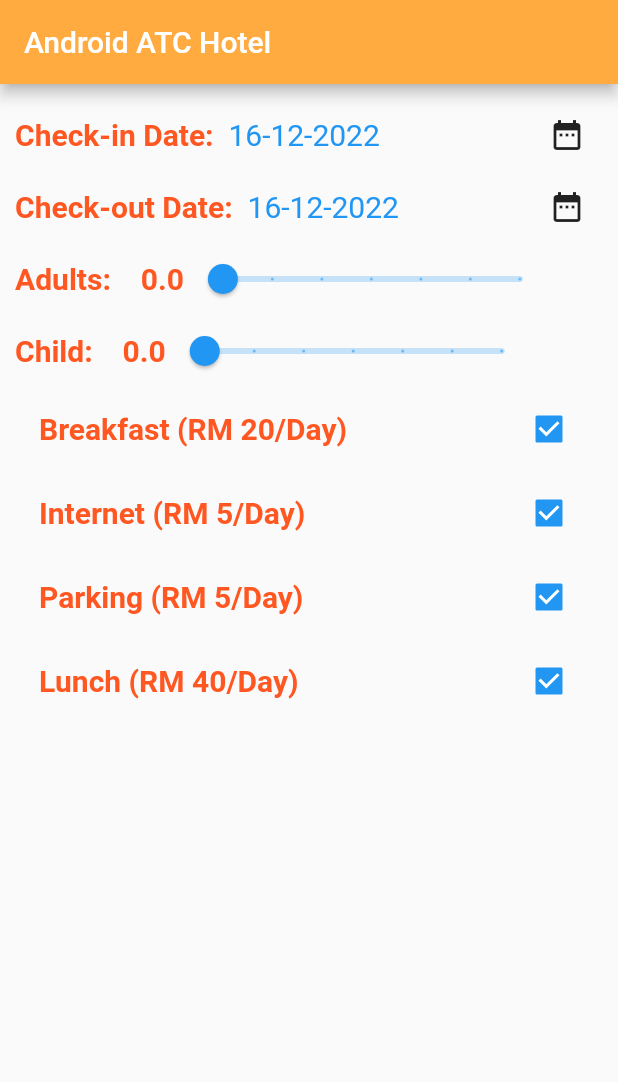
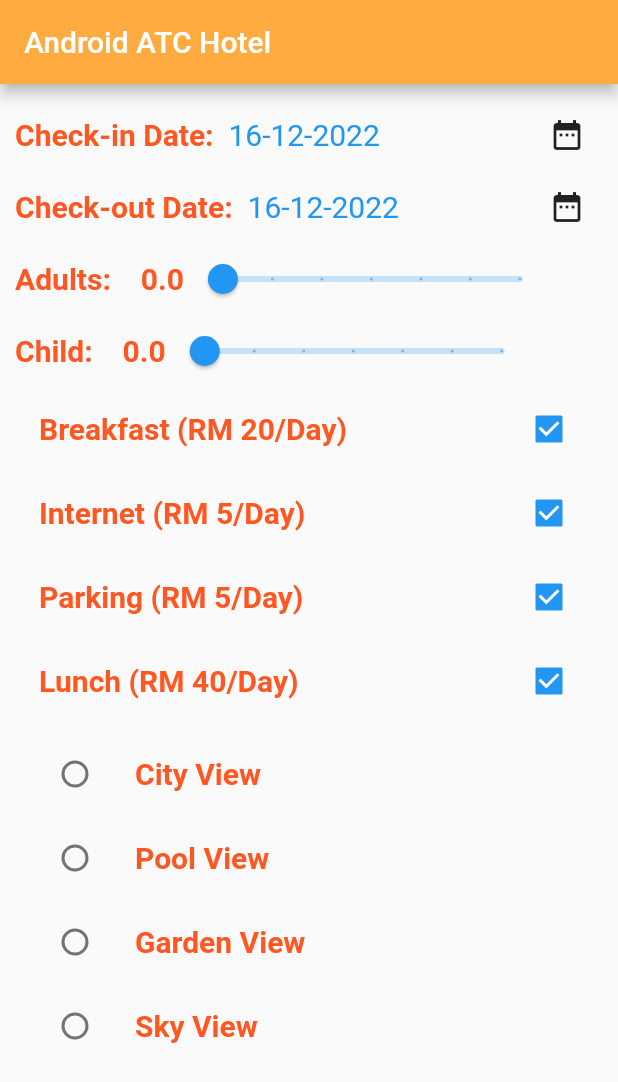
Before and after one commit to kamalnorizan/flutter_lesson8, a Flutter app: the screen it shows after launch, on a phone screen of 412 x 824 dp. Shown: the top 1082 px of the screen. Run offline on Flutter 3.47's test engine with Material 2 defaults, Android fonts, the phone set to English and light mode, and no system bars.

```diff
--- a/lib/home.dart
+++ b/lib/home.dart
@@ -12,6 +12,7 @@ class _HomeState extends State<Home> {
   DateTime endDate = DateTime.now();
   var adult_number = 0.0;
   var child_number = 0.0;
+  var radioValue;
   bool? bfast = true;
   bool? inet = true;
   bool? pking = true;
@@ -25,7 +26,8 @@ class _HomeState extends State<Home> {
           backgroundColor: Colors.orangeAccent,
           title: const Text('Android ATC Hotel'),
         ),
-        body: Padding(
+        body: SingleChildScrollView(
+          child: Padding(
             padding: const EdgeInsets.all(10.0),
             child: Column(
               children: [
@@ -127,7 +129,7 @@ class _HomeState extends State<Home> {
                   ],
                 ),
                 Container(
-                height: 400,
+                  height: 230,
                   child: Column(
                     children: [
                       CheckboxListTile(
@@ -196,8 +198,97 @@ class _HomeState extends State<Home> {
                       ),
                     ],
                   ),
+                ),
+                Column(
+                  children: [
+                    ListTile(
+                      leading: Radio(
+                        groupValue: radioValue,
+                        value: 'City View',
+                        onChanged: (Object? value) {
+                          if (value != radioValue) {
+                            setState(() {
+                              radioValue = value;
+                            });
+                          }
+                        },
+                      ),
+                      title: const Text(
+                        'City View',
+                        style: TextStyle(
+                          fontSize: 20,
+                          color: Colors.deepOrange,
+                          fontWeight: FontWeight.bold,
+                        ),
+                      ),
+                    ),
+                    ListTile(
+                      leading: Radio(
+                        groupValue: radioValue,
+                        value: 'Pool View',
+                        onChanged: (Object? value) {
+                          if (value != radioValue) {
+                            setState(() {
+                              radioValue = value;
+                            });
+                          }
+                        },
+                      ),
+                      title: const Text(
+                        'Pool View',
+                        style: TextStyle(
+                          fontSize: 20,
+                          color: Colors.deepOrange,
+                          fontWeight: FontWeight.bold,
+                        ),
+                      ),
+                    ),
+                    ListTile(
+                      leading: Radio(
+                        groupValue: radioValue,
+                        value: 'Garden View',
+                        onChanged: (Object? value) {
+                          if (value != radioValue) {
+                            setState(() {
+                              radioValue = value;
+                            });
+                          }
+                        },
+                      ),
+                      title: const Text(
+                        'Garden View',
+                        style: TextStyle(
+                          fontSize: 20,
+                          color: Colors.deepOrange,
+                          fontWeight: FontWeight.bold,
+                        ),
+                      ),
+                    ),
+                    ListTile(
+                      leading: Radio(
+                        groupValue: radioValue,
+                        value: 'Sky View',
+                        onChanged: (Object? value) {
+                          if (value != radioValue) {
+                            setState(() {
+                              radioValue = value;
+                            });
+                          }
+                        },
+                      ),
+                      title: const Text(
+                        'Sky View',
+                        style: TextStyle(
+                          fontSize: 20,
+                          color: Colors.deepOrange,
+                          fontWeight: FontWeight.bold,
+                        ),
+                      ),
+                    ),
+                  ],
                 )
               ],
+            ),
           ),
         ),
       ),
```
Lines whose indentation alone changed are shown as unchanged.
